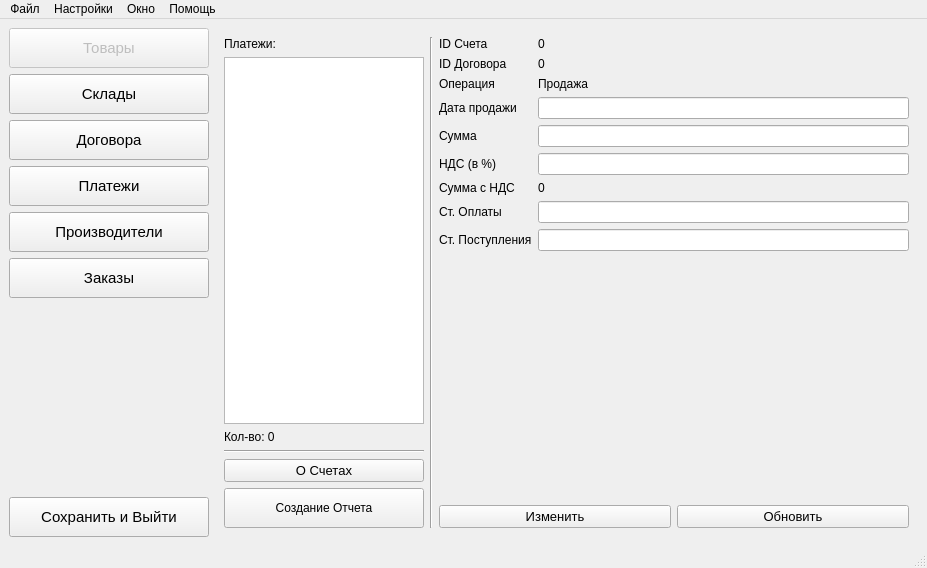
Before: the Qt Designer form res/main_view.ui in erhoof/db_looker_u_t6_course_work, drawn with Qt 5.
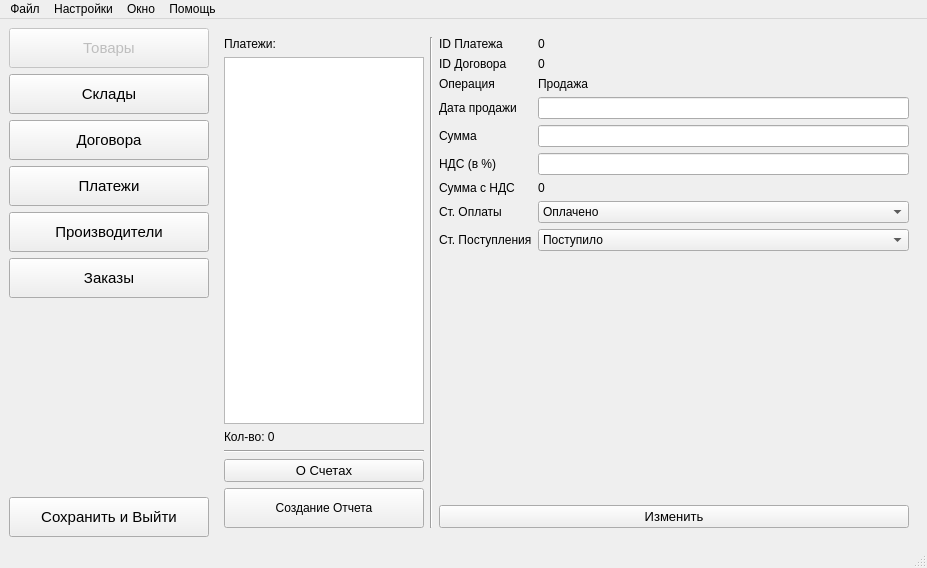
After: the same form once the commit is applied. The open tabs and pages were chosen to show the change. Icons and pictures are not drawn.

```diff
--- a/res/main_view.ui
+++ b/res/main_view.ui
@@ -1118,7 +1118,7 @@
             <item row="0" column="0">
              <widget class="QLabel" name="label_38">
               <property name="text">
-               <string>ID Счета</string>
+               <string>ID Платежа</string>
               </property>
              </widget>
             </item>
@@ -1194,9 +1194,6 @@
               </property>
              </widget>
             </item>
-            <item row="7" column="1">
-             <widget class="QLineEdit" name="_4_lineEdit_pay_status"/>
-            </item>
             <item row="8" column="0">
              <widget class="QLabel" name="label_48">
               <property name="text">
@@ -1204,9 +1201,6 @@
               </property>
              </widget>
             </item>
-            <item row="8" column="1">
-             <widget class="QLineEdit" name="_4_lineEdit_income_check"/>
-            </item>
             <item row="2" column="0">
              <widget class="QLabel" name="label_13">
               <property name="text">
@@ -1221,6 +1215,44 @@
               </property>
              </widget>
             </item>
+            <item row="7" column="1">
+             <widget class="QComboBox" name="_4_comboBox_pay">
+              <item>
+               <property name="text">
+                <string>Оплачено</string>
+               </property>
+              </item>
+              <item>
+               <property name="text">
+                <string>Не оплачено</string>
+               </property>
+              </item>
+              <item>
+               <property name="text">
+                <string>Неизвестно</string>
+               </property>
+              </item>
+             </widget>
+            </item>
+            <item row="8" column="1">
+             <widget class="QComboBox" name="_4_comboBox_income">
+              <item>
+               <property name="text">
+                <string>Поступило</string>
+               </property>
+              </item>
+              <item>
+               <property name="text">
+                <string>Не поступило</string>
+               </property>
+              </item>
+              <item>
+               <property name="text">
+                <string>Неизвестно</string>
+               </property>
+              </item>
+             </widget>
+            </item>
            </layout>
           </item>
           <item>
@@ -1254,22 +1286,6 @@
               </property>
              </widget>
             </item>
-            <item>
-             <widget class="QPushButton" name="_4_pushButton_update">
-              <property name="font">
-               <font>
-                <pointsize>10</pointsize>
-               </font>
-              </property>
-              <property name="text">
-               <string>Обновить</string>
-              </property>
-              <property name="icon">
-               <iconset>
-                <normaloff>../../../.designer/backup/imgs/certification.png</normaloff>../../../.designer/backup/imgs/certification.png</iconset>
-              </property>
-             </widget>
-            </item>
            </layout>
           </item>
          </layout>
```
Left out of the diff: 5 changed lines with no effect on the pictures.
